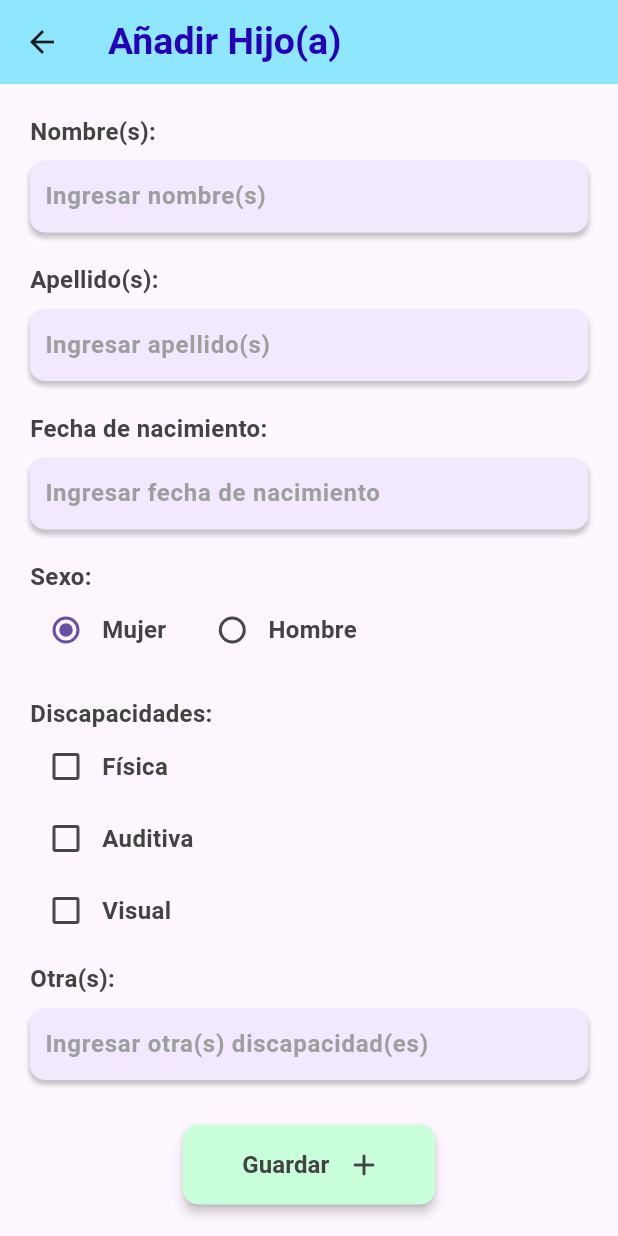
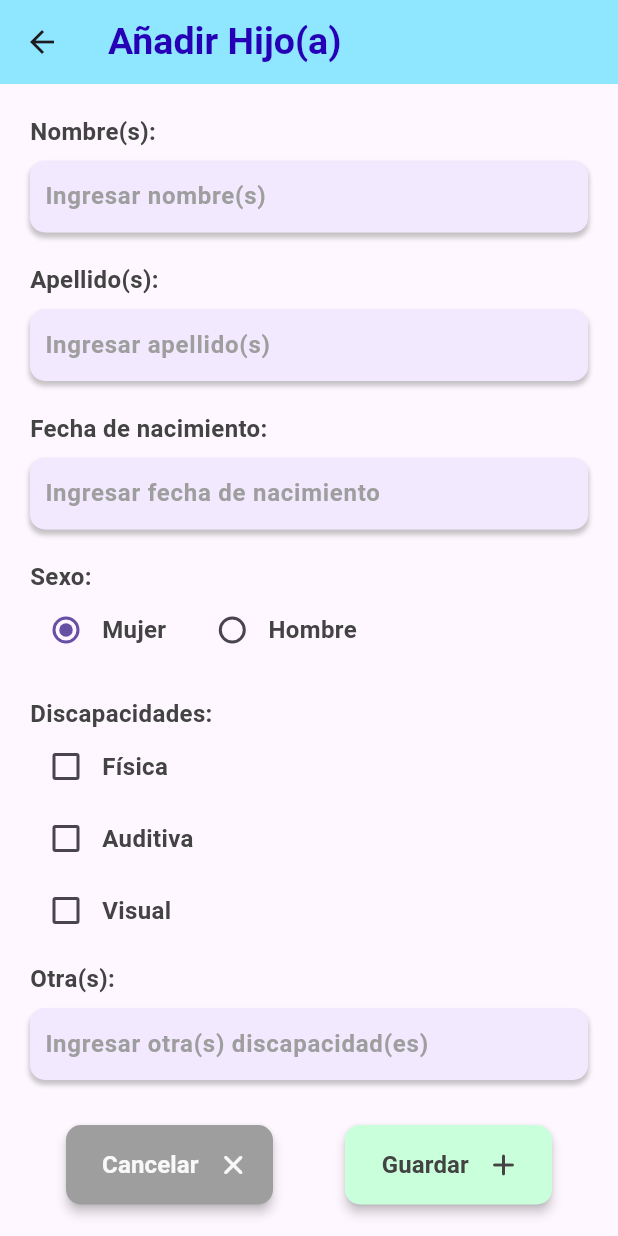
Before and after one commit to Aram-204/TSP_DepuradoresAnonimos, a Flutter app: the screen it shows after launch, item 2 of the bottom bar chosen, after a tap on "Añadir Hijo(a)", on a phone screen of 412 x 824 dp. Run offline on Flutter 3.47's test engine with Material 3 defaults, Android fonts, the light colour scheme and no system bars; our stand-ins replace flutter_dotenv, font_awesome_flutter, get_it, supabase_flutter; accounts and stored records are empty.

```diff
--- a/ninerapp/lib/presentation/screens/children_section.dart
+++ b/ninerapp/lib/presentation/screens/children_section.dart
@@ -140,7 +140,7 @@ class _ChildrenSectionState extends State<ChildrenSection> {
       ),
       child: Container(
         padding: const EdgeInsets.symmetric(vertical: 15, horizontal: 0),
-        width: 150,
+        width: 120,
         child: Row(
           mainAxisAlignment: MainAxisAlignment.center,
           children: [
--- a/ninerapp/lib/presentation/screens/form_child.dart
+++ b/ninerapp/lib/presentation/screens/form_child.dart
@@ -127,11 +127,45 @@ class _FormChildScreenState extends State<FormChildScreen> {
             _buildTextField(_otherDisabilityController, "Ingresar otra(s) discapacidad(es)"),
             const SizedBox(height: 30),
 
-            Center(child: saveChildButton()),
+            Row(
+              mainAxisAlignment: MainAxisAlignment.spaceAround,
+              children: [
+                cancelButton(),
+                saveChildButton()
+              ]
+            ),
             const SizedBox(height: 15),
           ],
         ),
       ),
+    );
+  }
+
+  ElevatedButton cancelButton() {
+    return ElevatedButton(
+      onPressed: () {
+        if (!mounted) return;
+        Navigator.of(context).pop();
+      },
+      style: ElevatedButton.styleFrom(
+        backgroundColor: AppColors.grey,
+        shape: RoundedRectangleBorder(
+          borderRadius: BorderRadius.circular(10),
+        ),
+        elevation: 3,
+      ),
+      child: Container(
+        padding: const EdgeInsets.symmetric(vertical: 15, horizontal: 0),
+        width: 90,
+        child: Row(
+          mainAxisAlignment: MainAxisAlignment.center,
+          children: [
+            Text('Cancelar', style: AppTextstyles.buttonText.copyWith(color: AppColors.white)),
+            const SizedBox(width: 15),
+            const Icon(FontAwesomeIcons.xmark, size: 16, color: AppColors.white),
+          ]
+        ),
+      )
     );
   }
 
@@ -173,7 +207,7 @@ class _FormChildScreenState extends State<FormChildScreen> {
       ),
       child: Container(
         padding: const EdgeInsets.symmetric(vertical: 15, horizontal: 0),
-        width: 120,
+        width: 90,
         child: Row(
           mainAxisAlignment: MainAxisAlignment.center,
           children: [
```
Also changed, not shown: ninerapp/lib/presentation/screens/babysitter_info.dart (added, +123 -0 lines), ninerapp/lib/presentation/widgets/babysitter_card.dart (+11 -1 lines).
